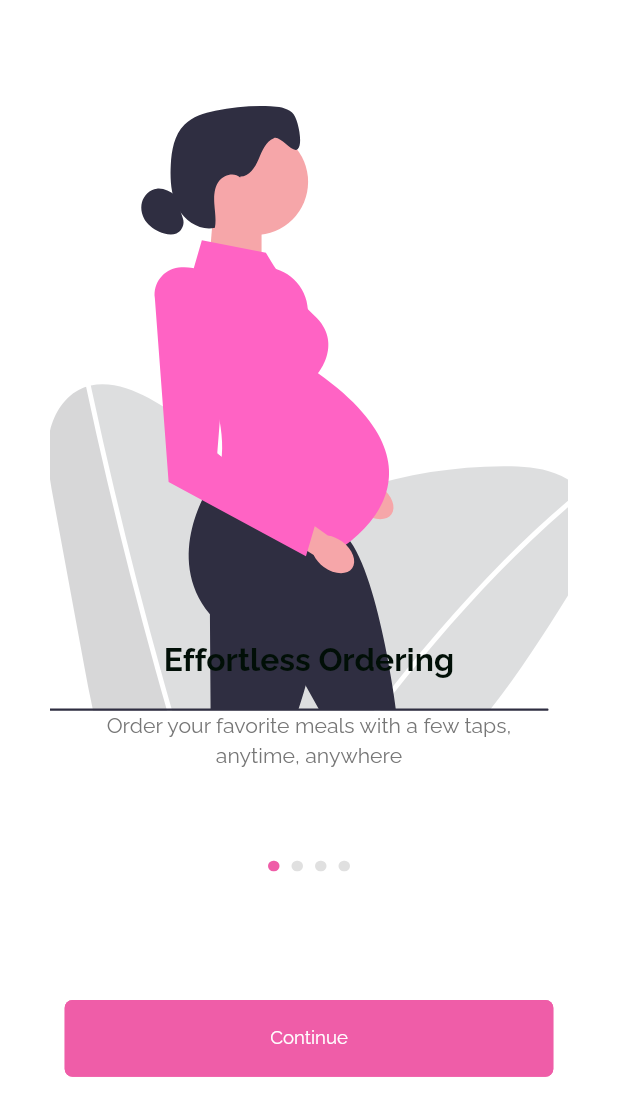
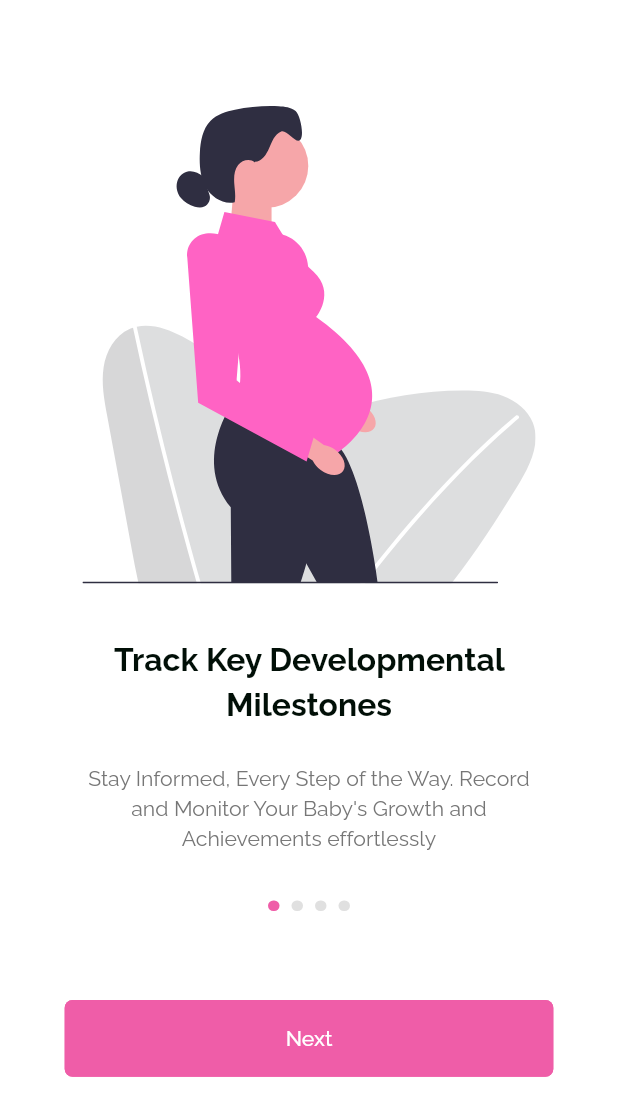
Before and after one commit to angeloobeta/baby-milestone-tracker, a Flutter app: the screen it shows after launch, after a tap on "Get started", on a phone screen of 412 x 824 dp. Shown: the top 1116 px of the screen. Run offline on Flutter 3.47's test engine with Material 2 defaults, Android fonts, the phone set to English and light mode, and no system bars; drawn by our look-alikes of smooth_page_indicator; our stand-ins replace another_flushbar, carousel_slider, dotted_line, dropdown_search, flutter_animate, flutter_colorpicker and 11 more; missing offline and left inert: clipboard, flutter_swipe_detector.

Commit message:
Done refactoring and optimising the onboarding UIs.

```diff
--- a/lib/view/page/dashboard/dashboard.dart
+++ b/lib/view/page/dashboard/dashboard.dart
@@ -84,7 +84,7 @@ class DashboardPage extends StatelessWidget {
                   ),
                 ),
               ),
-              pageTab(context)
+              pageTab(context, tabEnum: TabEnum.dashboard)
             ]));
   }
 }
--- a/lib/view/page/onboarding/onboarding.dart
+++ b/lib/view/page/onboarding/onboarding.dart
@@ -16,7 +16,7 @@ class OnBoardingPage extends StatelessWidget {
                       ? rowPositioned(
                           top: 70,
                           child: S(
-                            w: 360,
+                            w: 410,
                             h: sS(context).h,
                             child: PageView.builder(
                                 scrollDirection: Axis.horizontal,
@@ -27,29 +27,35 @@ class OnBoardingPage extends StatelessWidget {
                                       children: [
                                         rowPositioned(
                                           top: 10,
-                                          child: Expanded(
-                                            child: FittedBox(
-                                              child: SvgImage(
-                                                path:
-                                                    "onboarding/${model.onBoardSlide.elementAt(index).image}",
-                                                height: 380,
-                                                width: 300,
-                                              ),
-                                            ),
+                                          // left: 10,
+                                          // right: 10,
+                                          child: Container(
+                                              height:
+                                                  sS(context).cH(height: 360),
+                                              width: sS(context).cW(width: 350),
+                                              child: SvgPicture.asset(
+                                                  "assets/svg/onboarding/${model.onBoardSlide.elementAt(index).image}.svg")
+
+                                              // SvgImage(
+                                              //   path:
+                                              //       "onboarding/${model.onBoardSlide.elementAt(index).image}",
+                                              //   height: 360,
+                                              //   width: 250,
+                                              // ),
                                               ),
                                         ),
                                         S(h: 22),
                                         rowPositioned(
                                           top: 410,
                                           child: S(
-                                            h: 38,
-                                            w: 276,
+                                            h: 150,
+                                            w: 300,
                                             child: GeneralTextDisplay(
                                               model.onBoardSlide
                                                   .elementAt(index)
                                                   .title!,
                                               hexColor("010F07"),
-                                              1,
+                                              2,
                                               24,
                                               FontWeight.w700,
                                               "onboarding",
@@ -57,18 +63,17 @@ class OnBoardingPage extends StatelessWidget {
                                             ),
                                           ),
                                         ),
-                                        S(h: 37),
                                         rowPositioned(
-                                          top: 456 + 10,
+                                          top: 456 + 50,
                                           child: S(
-                                            h: 52,
-                                            w: 331,
+                                            h: 120,
+                                            w: 330,
                                             child: GeneralTextDisplay(
                                               model.onBoardSlide
                                                   .elementAt(index)
                                                   .subtitle!,
                                               hexColor("767676"),
-                                              2,
+                                              6,
                                               16,
                                               FontWeight.normal,
                                               "onboarding",
@@ -78,7 +83,7 @@ class OnBoardingPage extends StatelessWidget {
                                         ),
                                         S(h: 87),
                                         rowPositioned(
-                                          top: 579,
+                                          top: 579 + 30,
                                           child: Center(
                                             child: SmoothPageIndicator(
                                                 controller:
@@ -103,7 +108,8 @@ class OnBoardingPage extends StatelessWidget {
                                                 ? buttonNoPositioned(context,
                                                     width: 340,
                                                     height: 58,
-                                                    text: "Continue",
+                                                    fontSize: 16,
+                                                    text: "Next",
                                                     navigator: () => model
                                                         .pageController
                                                         .nextPage(
@@ -115,18 +121,19 @@ class OnBoardingPage extends StatelessWidget {
                                                                 .easeInOut),
                                                     buttonColor: pink,
                                                     textColor: white)
-                                                : (model.onBoardSlide.length - 1 ==
+                                                : (model.onBoardSlide.length -
+                                                            1 ==
                                                         index)
                                                     ? buttonNoPositioned(context,
                                                         width: 340,
                                                         height: 58,
-                                                        text: "Continue",
+                                                        text: "Done",
+                                                        fontSize: 16,
                                                         navigator: () {
                                                         router.goNamed(
                                                             dashboardPageRoute);
                                                       },
-                                                        buttonColor:
-                                                            hexColor("FF5733"),
+                                                        buttonColor: pink,
                                                         textColor: white)
                                                     : S())
                                       ],
@@ -137,11 +144,11 @@ class OnBoardingPage extends StatelessWidget {
                           top: 50,
                           child: S(
                             h: 743,
-                            w: 360,
+                            w: 410,
                             child: Stack(
                               children: [
                                 S(
-                                    w: 359,
+                                    w: 400,
                                     h: 415,
                                     child: SvgPicture.asset(
                                       "assets/svg/onboarding/baby.svg",
@@ -151,33 +158,41 @@ class OnBoardingPage extends StatelessWidget {
                                   top: 415,
                                   child: S(
                                     h: 328,
-                                    w: 359,
+                                    w: 400,
                                     child: Container(
                                       color: white,
                                       child: Stack(
                                         children: [
                                           rowPositioned(
                                             top: sS(context).cH(height: 61),
+                                            child: S(
+                                              w: 390,
+                                              h: 100,
                                               child: GeneralTextDisplay(
-                                              "Welcome",
+                                                "Welcome to Baby Milestones Tracker",
                                                 hexColor("010F07"),
-                                              1,
+                                                2,
                                                 24,
                                                 FontWeight.w700,
                                                 "onboarding",
                                                 textAlign: TextAlign.center,
                                               ),
                                             ),
+                                          ),
                                           rowPositioned(
-                                            top: 117,
+                                            top: 140,
+                                            child: S(
+                                              h: 120,
+                                              w: 320,
                                               child: GeneralTextDisplay(
-                                              "Discover a world of culinary delights \nright at your fingertips.",
+                                                "Embark on the Journey of Parenthood. Capture and Celebrate Every Precious Moment with Your Little One",
                                                 hexColor("767676"),
-                                              2,
+                                                5,
                                                 16,
                                                 FontWeight.normal,
                                                 "onboarding",
                                                 textAlign: TextAlign.center,
+                                              ),
                                             ),
                                           ),
                                           button(context,
@@ -187,7 +202,7 @@ class OnBoardingPage extends StatelessWidget {
                                               text: "Get started",
                                               navigator: () {
                                             model.onStartOnboarding(context);
-                                          }, top: 255)
+                                          }, top: 265)
                                         ],
                                       ),
                                     ),
--- a/lib/view/reusableWidgets/general/button.dart
+++ b/lib/view/reusableWidgets/general/button.dart
@@ -1,6 +1,4 @@
 // this is the type of button used across the application
-
-
 
 import '../../../model/utilities/imports/generalImport.dart';
 
@@ -43,11 +41,12 @@ Widget button(context,
 
 // is to be used in column, rows and other grid element
 Widget buttonNoPositioned(BuildContext context,
-    { String? text='No text',
+    {String? text = 'No text',
     String? navigateTo,
     double? radius,
     Color? buttonColor,
-    Color? textColor,Color?  borderColor,
+    Color? textColor,
+    Color? borderColor,
     Function? navigator,
     double? width,
     FontWeight? fontWeight,
@@ -55,26 +54,24 @@ Widget buttonNoPositioned(BuildContext context,
     Widget? widget,
     double? height}) {
   return ButtonWidget(
-    navigator??
+    navigator ??
         () {
           // know your customer page
           if (navigateTo != null) {
             // set the back button route
-            backButtonRedirectBucket=navigateTo;
+            backButtonRedirectBucket = navigateTo;
             context.goNamed(navigateTo);
           }
         },
-
     buttonColor ?? primary400,
     width ?? 400,
     height ?? 47,
     widget ??
-        RalewayText(text!, textColor ?? white, 1, fontSize??14,
-            fontWeight ?? FontWeight.w400, text),
+        RalewayText(text!, textColor ?? white, 1, fontSize ?? 14,
+            fontWeight ?? FontWeight.w500, text),
     Alignment.center,
     radius ?? 6,
     noElevation: 0,
     borderColor: borderColor,
-
   );
 }
--- a/lib/viewModel/onboarding/onboarding.dart
+++ b/lib/viewModel/onboarding/onboarding.dart
@@ -16,24 +16,24 @@ class OnBoardingViewModel extends BaseModel {
   List<OnBoardingModel> onBoardSlide = [
     OnBoardingModel(
         image: "expecting",
-        title: "Effortless Ordering",
+        title: "Track Key Developmental Milestones",
         subtitle:
-            "Order your favorite meals with a few taps, anytime, anywhere"),
+            "Stay Informed, Every Step of the Way. Record and Monitor Your Baby's Growth and Achievements effortlessly"),
     OnBoardingModel(
         image: "motherhood",
-        title: "Effortless Ordering",
+        title: "Personalized Insights Just for You",
         subtitle:
-            "Order your favorite meals with a few taps, anytime, anywhere"),
+            "Tailored Guidance for Your Unique Baby. Receive Expert Tips and Advice Based on Your Baby's Developmental"),
     OnBoardingModel(
         image: "quality_time",
-        title: "Effortless Ordering",
+        title: "Memories That Last a Lifetime",
         subtitle:
-            "Order your favorite meals with a few taps, anytime, anywhere"),
+            "Create a Time Capsule of Cherished Moments. Turn Every Baby Milestone into a Beautiful Memory to Treasure Forever"),
     OnBoardingModel(
         image: "toy_car",
-        title: "Effortless Ordering",
+        title: "Seamless and Intuitive Experience",
         subtitle:
-            "Order your favorite meals with a few taps, anytime, anywhere"),
+            "Effortless Journey Through Parenthood. Enjoy an Intuitive Interface for Stress-Free Tracking and Joyful Parenting"),
   ];
   // default index
   int index = 0;
```
Lines whose indentation alone changed are shown as unchanged.
